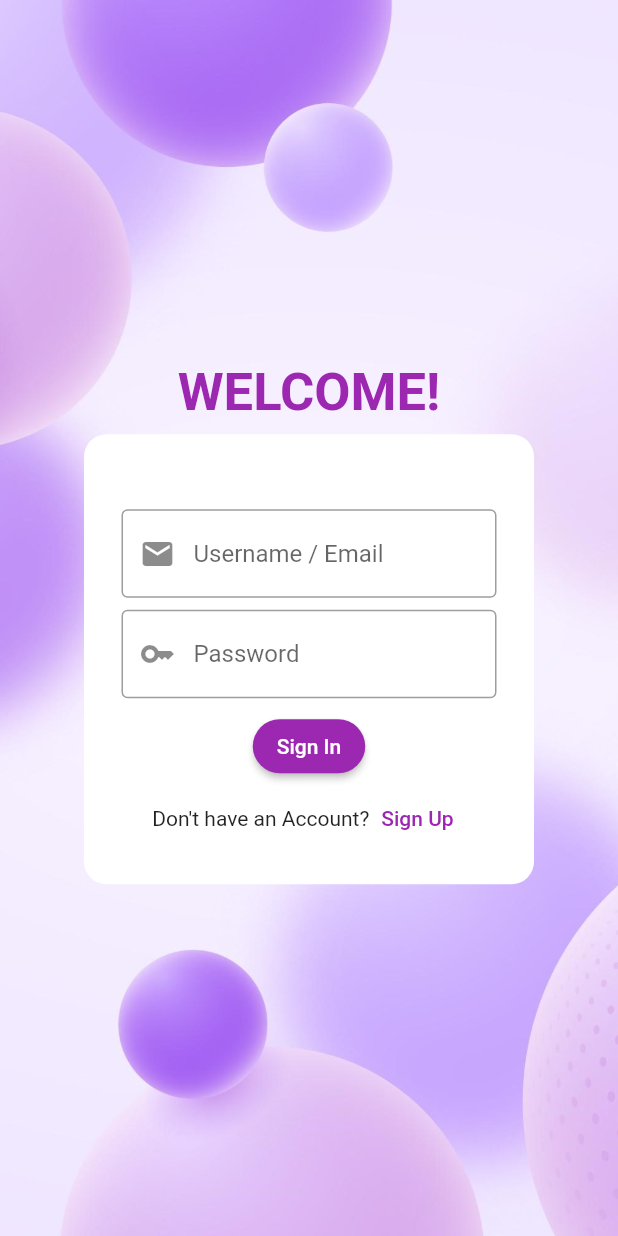
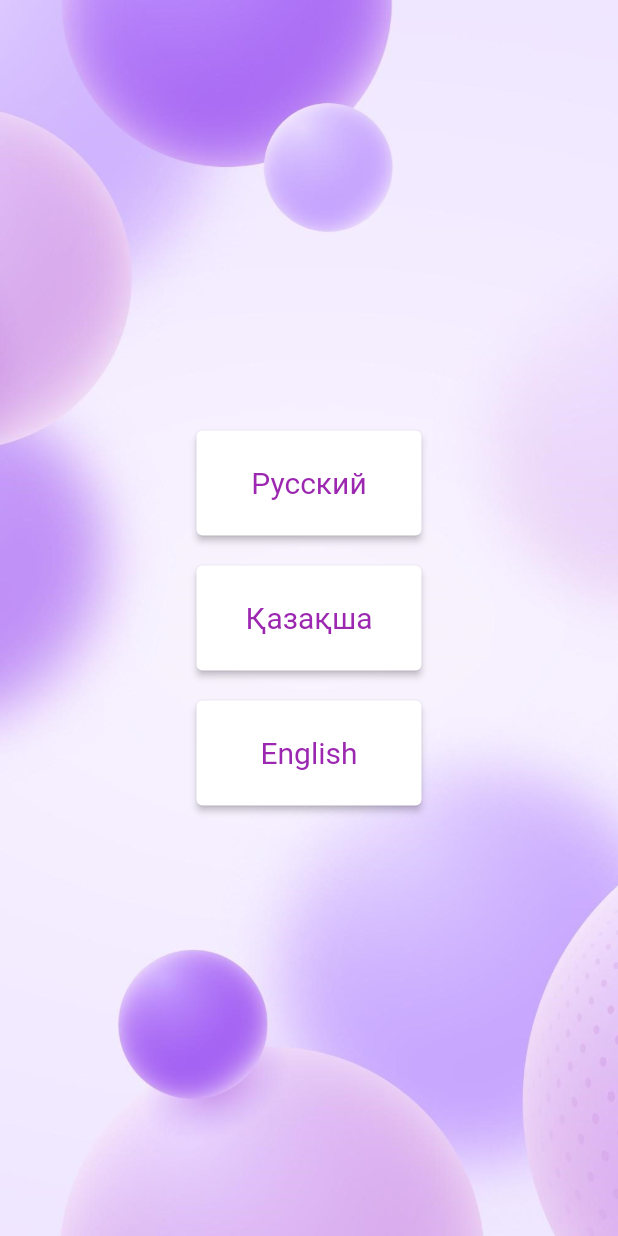
Before and after one commit to erwinsgal/login_hw, a Flutter app: the screen it shows after launch, on a phone screen of 412 x 824 dp. Run offline on Flutter 3.47's test engine with Material 2 defaults, Android fonts, the phone set to English and light mode, and no system bars; our stand-ins replace easy_localization; Roboto replaces fonts that are missing (Montserrat).

Commit message:
language page

```diff
--- a/lib/pages/home_page.dart
+++ b/lib/pages/home_page.dart
@@ -1,5 +1,6 @@
 import 'dart:developer';
 
+import 'package:easy_localization/easy_localization.dart';
 import 'package:flutter/material.dart';
 import 'package:flutter/services.dart';
 
@@ -15,6 +16,11 @@ class HomePage extends StatefulWidget {
 class _HomePageState extends State<HomePage> {
   @override
   Widget build(BuildContext context) {
+    final ButtonStyle style = ElevatedButton.styleFrom(
+      minimumSize: const Size(150, 70),
+      primary: Colors.white,
+      textStyle: const TextStyle(fontSize: 20, color: Colors.purple, fontWeight: FontWeight.w400)
+    );
     return Scaffold(
       body: Center(
         child: Container(
@@ -26,89 +32,27 @@ class _HomePageState extends State<HomePage> {
                 )),
             child: Column(
               mainAxisAlignment: MainAxisAlignment.center,
-              children: const [
-                Padding(
-                  padding: EdgeInsets.all(7),
-                  child: Text(
-                    'WELCOME!',
-                    style: TextStyle(fontSize: 35, color: Colors.purple, fontWeight: FontWeight.bold),
-                  ),
-                ),
-                LoginBox()
+              children: [
+                ElevatedButton(
+                    style: style,
+                    onPressed: () async {
+                  await context.setLocale(Locale('ru'));
+                }, child: Text("Русский", style: TextStyle(color: Colors.purple, fontFamily: 'Montserrat'),)),
+                SizedBox(height: 20,),
+                ElevatedButton(
+                    style: style,
+                    onPressed: () async {
+                  await context.setLocale(Locale('kk'));
+                }, child: Text("Қазақша", style: TextStyle(color: Colors.purple, fontFamily: 'Montserrat'),)),
+                SizedBox(height: 20,),
+                ElevatedButton(
+                    style: style,
+                    onPressed: () async {
+                  await context.setLocale(Locale('en'));
+                }, child: Text("English", style: TextStyle(color: Colors.purple, fontFamily: 'Montserrat'),)),
               ],
             )),
       ),
     );
   }
 }
-
-class LoginBox extends StatelessWidget {
-  const LoginBox({Key? key}) : super(key: key);
-
-  @override
-  Widget build(BuildContext context) {
-    return Container(
-      width: 300,
-      height: 300,
-      decoration: const BoxDecoration(
-        color: Colors.white,
-        borderRadius: BorderRadius.all(Radius.circular(15)),
-      ),
-      child: Column(
-        crossAxisAlignment: CrossAxisAlignment.start,
-        children: [
-          const SizedBox(height: 50),
-          const Padding(
-            padding: EdgeInsets.only(left: 25, top: 0, right: 25, bottom: 8),
-            child: TextField(
-              decoration: InputDecoration(
-                prefixIcon: Icon(Icons.mail),
-                border: OutlineInputBorder(),
-                hintText: 'Username / Email',
-              ),
-            ),
-          ),
-          const Padding(
-            padding: EdgeInsets.only(left: 25, top: 0, right: 25, bottom: 8),
-            child: TextField(
-              decoration: InputDecoration(
-                prefixIcon: Icon(Icons.key),
-                border: OutlineInputBorder(),
-                hintText: 'Password',
-              ),
-            ),
-          ),
-          Center(
-            child: ElevatedButton(
-              style: ElevatedButton.styleFrom(
-                primary: Colors.purple,
-                shape: RoundedRectangleBorder(
-                  borderRadius: BorderRadius.circular(30),
-                ),
-              ),
-
-              onPressed: () {},
-              child: const Text('Sign In'),
-            ),
-          ),
-          Center(
-            child: Row(
-              mainAxisAlignment: MainAxisAlignment.center,
-              children: [
-                const Text("Don't have an Account?"),
-                TextButton(
-                    style: TextButton.styleFrom(
-                        primary: Colors.purple
-                    ),
-                    onPressed: () {
-                      Navigator.pushNamed(context, '/registerPage');
-                    },
-                    child: const Text('Sign Up'))
-              ],
-            ),
-          )
-        ],
-      ),
-    );
-  }
-}
--- a/pubspec.yaml
+++ b/pubspec.yaml
@@ -35,6 +35,8 @@ dependencies:
   # Use with the CupertinoIcons class for iOS style icons.
   cupertino_icons: ^1.0.2
   easy_localization: ^3.0.1
+  country_icons: ^2.0.2
+
 
 dev_dependencies:
   flutter_test:
```
Also changed, not shown: lib/main.dart (+46 -2 lines), lib/pages/login_page.dart (+18 -7 lines), lib/pages/register_page.dart (+119 -93 lines), pubspec.lock.
